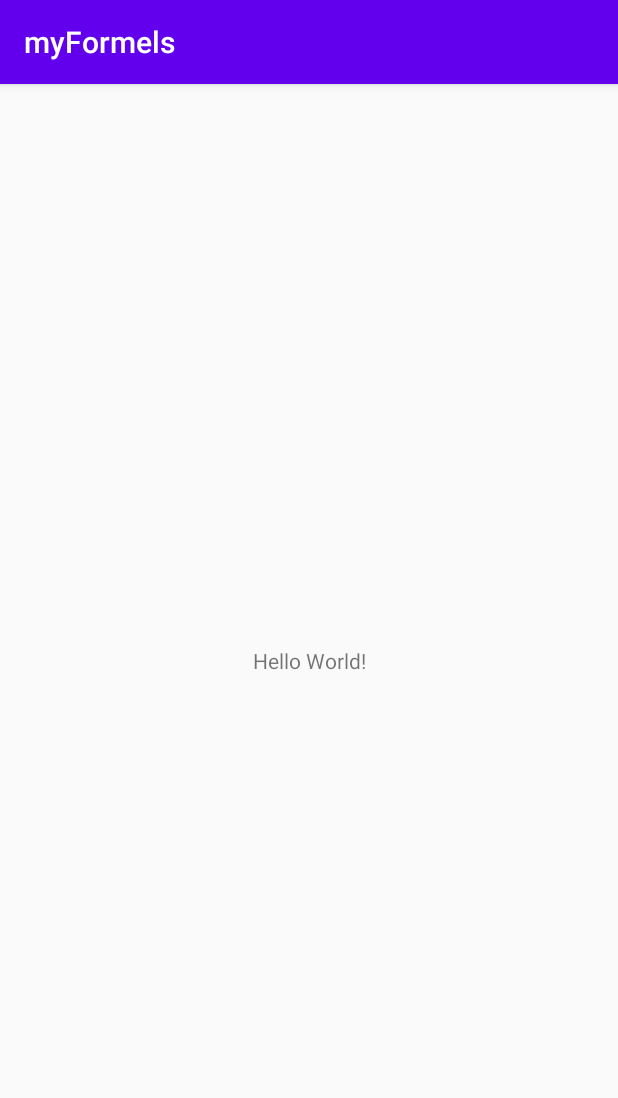
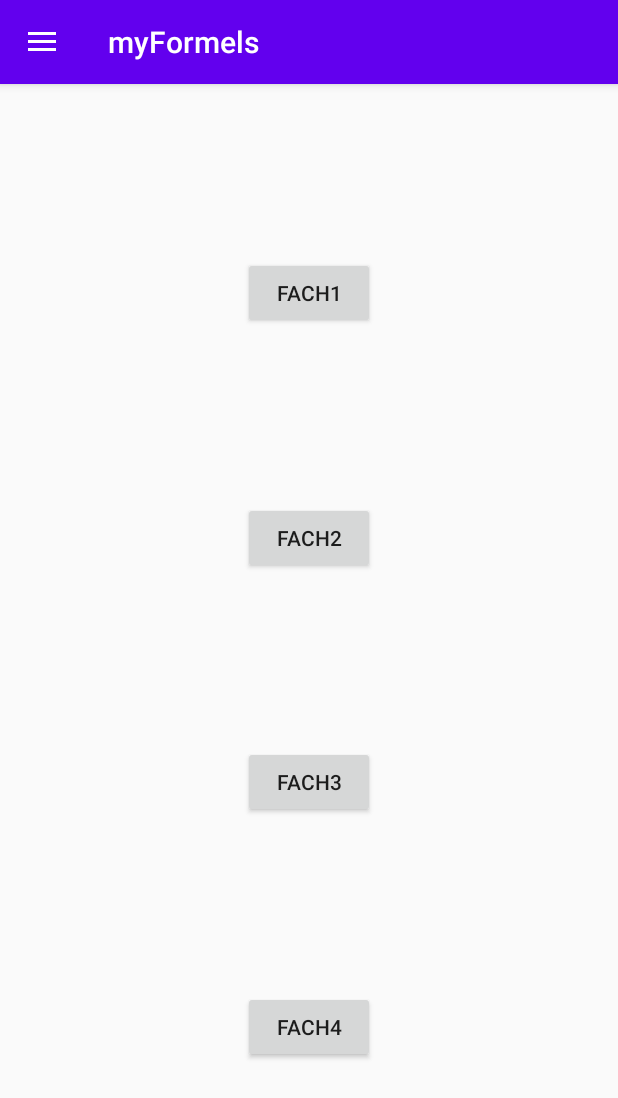
Before and after one commit to MarcPekoua/Myformels, an Android app: the screen it shows after launch (MainActivity), on a phone screen of 412 x 824 dp. Shown: the top 1098 px of the screen. Run offline under Robolectric (Android 15) with nearby library versions, the phone set to English and light mode, and no system bars.

Commit message:
navigation and first page

```diff
--- a/app/build.gradle
+++ b/app/build.gradle
@@ -28,6 +28,7 @@ dependencies {
     implementation fileTree(dir: "libs", include: ["*.jar"])
     implementation "org.jetbrains.kotlin:kotlin-stdlib:$kotlin_version"
     implementation 'androidx.core:core-ktx:1.3.2'
+    implementation "com.google.android.material:material:1.2.0-alpha02" //For the NavigationView
     implementation 'androidx.appcompat:appcompat:1.2.0'
     implementation 'androidx.constraintlayout:constraintlayout:2.0.2'
     testImplementation 'junit:junit:4.12'
--- a/app/src/main/java/com/example/myformels/MainActivity.kt
+++ b/app/src/main/java/com/example/myformels/MainActivity.kt
@@ -2,10 +2,25 @@ package com.example.myformels
 
 import androidx.appcompat.app.AppCompatActivity
 import android.os.Bundle
+import android.view.MenuItem
+import androidx.appcompat.app.ActionBarDrawerToggle
+import kotlinx.android.synthetic.main.activity_main.*
 
 class MainActivity : AppCompatActivity() {
+    lateinit var toggle: ActionBarDrawerToggle
+
     override fun onCreate(savedInstanceState: Bundle?) {
         super.onCreate(savedInstanceState)
         setContentView(R.layout.activity_main)
+        toggle = ActionBarDrawerToggle(this, firstView, R.string.open, R.string.close)
+        firstView.addDrawerListener(toggle)
+        toggle.syncState()
+        supportActionBar?.setDisplayHomeAsUpEnabled(true)
+    }
+
+    override fun onOptionsItemSelected(item: MenuItem): Boolean {
+        if(toggle.onOptionsItemSelected(item))
+            return true
+         return super.onOptionsItemSelected(item)
     }
 }
--- a/app/src/main/res/layout/activity_main.xml
+++ b/app/src/main/res/layout/activity_main.xml
@@ -1,18 +1,73 @@
 <?xml version="1.0" encoding="utf-8"?>
-<androidx.constraintlayout.widget.ConstraintLayout xmlns:android="http://schemas.android.com/apk/res/android"
+<androidx.drawerlayout.widget.DrawerLayout
+    xmlns:android="http://schemas.android.com/apk/res/android"
     xmlns:app="http://schemas.android.com/apk/res-auto"
     xmlns:tools="http://schemas.android.com/tools"
     android:layout_width="match_parent"
     android:layout_height="match_parent"
+    android:id="@+id/firstView"
     tools:context=".MainActivity">
 
-    <TextView
+  <!--  <include
+        android:id="@+id/search_bar"
+        layout="@layout/search_bar"
+        android:layout_width="match_parent"
+        android:layout_height="wrap_content"
+        /> -->
+
+    <androidx.constraintlayout.widget.ConstraintLayout
+        android:layout_width="match_parent"
+        android:layout_height="match_parent">
+
+        <Button
+            android:id="@+id/fach1"
+            android:layout_width="wrap_content"
+            android:layout_height="wrap_content"
+            android:text="Fach1"
+            app:layout_constraintEnd_toEndOf="parent"
+            app:layout_constraintStart_toStartOf="parent"
+            app:layout_constraintBottom_toTopOf="@id/fach2"
+            app:layout_constraintTop_toTopOf="parent"/>/>
+
+        <Button
+            android:id="@+id/fach2"
+            android:layout_width="wrap_content"
+            android:layout_height="wrap_content"
+            android:text="Fach2"
+            app:layout_constraintEnd_toEndOf="parent"
+            app:layout_constraintStart_toStartOf="parent"
+            app:layout_constraintBottom_toTopOf="@id/fach3"
+            app:layout_constraintTop_toBottomOf="@id/fach1"/>/>
+        <Button
+            android:id="@+id/fach3"
+            android:layout_width="wrap_content"
+            android:layout_height="wrap_content"
+            android:text="Fach3"
+            app:layout_constraintEnd_toEndOf="parent"
+            app:layout_constraintStart_toStartOf="parent"
+            app:layout_constraintBottom_toTopOf="@id/fach4"
+            app:layout_constraintTop_toBottomOf="@id/fach2"/>
+        <Button
+            android:id="@+id/fach4"
+            android:layout_width="wrap_content"
+            android:layout_height="wrap_content"
+            app:layout_constraintEnd_toEndOf="parent"
+            app:layout_constraintStart_toStartOf="parent"
+            app:layout_constraintBottom_toBottomOf="parent"
+            app:layout_constraintTop_toBottomOf="@id/fach3"
+            android:text="Fach4"/>
+    </androidx.constraintlayout.widget.ConstraintLayout>
+    <com.google.android.material.navigation.NavigationView
         android:layout_width="wrap_content"
-        android:layout_height="wrap_content"
-        android:text="Hello World!"
-        app:layout_constraintBottom_toBottomOf="parent"
-        app:layout_constraintLeft_toLeftOf="parent"
-        app:layout_constraintRight_toRightOf="parent"
-        app:layout_constraintTop_toTopOf="parent" />
+        android:layout_height="match_parent"
+        android:id="@+id/navView"
+        app:headerLayout="@layout/nav_header"
+        app:menu="@menu/nav_menu"
+        android:layout_gravity="start"
+        android:fitsSystemWindows="true">
 
-</androidx.constraintlayout.widget.ConstraintLayout>
+
+    </com.google.android.material.navigation.NavigationView>
+
+
+</androidx.drawerlayout.widget.DrawerLayout>
--- /dev/null
+++ b/app/src/main/res/layout/nav_header.xml
@@ -0,0 +1,8 @@
+<?xml version="1.0" encoding="utf-8"?>
+<androidx.constraintlayout.widget.ConstraintLayout
+    xmlns:android="http://schemas.android.com/apk/res/android"
+    android:layout_width="match_parent"
+    android:layout_height="150dp"
+    android:background="@color/colorPrimaryDark">
+
+</androidx.constraintlayout.widget.ConstraintLayout>
--- /dev/null
+++ b/app/src/main/res/layout/search_bar.xml
@@ -0,0 +1,6 @@
+<?xml version="1.0" encoding="utf-8"?>
+<androidx.constraintlayout.widget.ConstraintLayout
+    xmlns:android="http://schemas.android.com/apk/res/android" android:layout_width="match_parent"
+    android:layout_height="match_parent">
+
+</androidx.constraintlayout.widget.ConstraintLayout>
--- /dev/null
+++ b/app/src/main/res/menu/nav_menu.xml
@@ -0,0 +1,16 @@
+<?xml version="1.0" encoding="utf-8"?>
+<menu xmlns:android="http://schemas.android.com/apk/res/android">
+    <item
+        android:id="@+id/Fach1"
+        android:title="Math"/>
+    <item
+        android:id="@+id/Fach2"
+        android:title="Phy"/>
+    <item
+        android:id="@+id/Fach3"
+        android:title="Chemie"/>
+    <item
+        android:id="@+id/Fach4"
+        android:title="Elektro_Techn"/>
+
+</menu>
--- a/app/src/main/res/values/strings.xml
+++ b/app/src/main/res/values/strings.xml
@@ -1,3 +1,5 @@
 <resources>
     <string name="app_name">myFormels</string>
+    <string name="open">Open</string>
+    <string name="close">Close</string>
 </resources>
```
